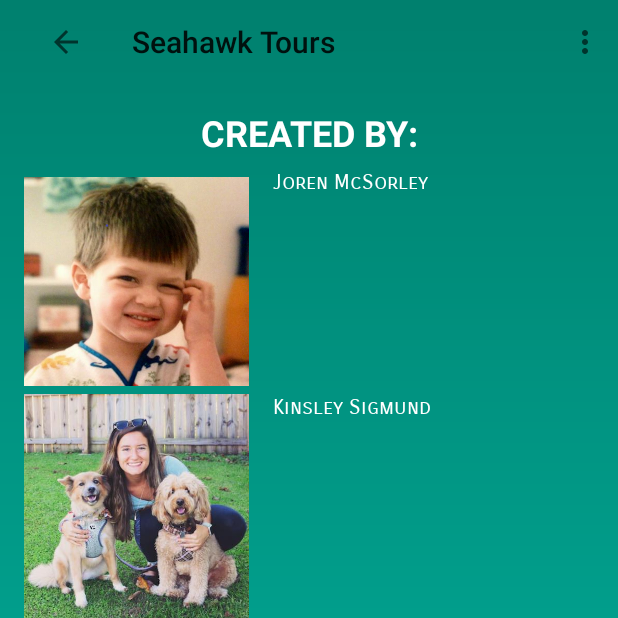
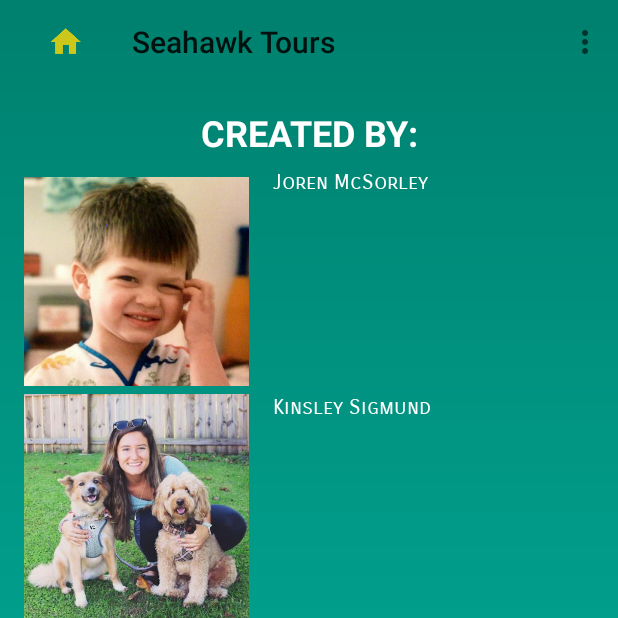
Before and after one commit to kins-sig/CSC-315-Final, an Android app: the screen it shows after launch (AboutActivity), in the options menu, after a tap on "About", on a phone screen of 412 x 824 dp, the top half of it. Run offline under Robolectric (Android 15) with nearby library versions, the light colour scheme and no system bars.

Commit message:
Changed the up feature to use the home icon.

```diff
--- a/app/src/main/AndroidManifest.xml
+++ b/app/src/main/AndroidManifest.xml
@@ -17,7 +17,6 @@
             </intent-filter>
         </activity>
         <activity android:name=".BuildingActivity"
-            android:label="@string/title_activity_cis">
             android:parentActivityName=".MainActivity">
         </activity>
         <activity android:name=".AboutActivity"
--- a/app/src/main/java/edu/uncw/seahawktours/AboutActivity.java
+++ b/app/src/main/java/edu/uncw/seahawktours/AboutActivity.java
@@ -23,11 +23,13 @@ public class AboutActivity extends AppCompatActivity {
     protected void onCreate(Bundle savedInstanceState) {
         super.onCreate(savedInstanceState);
         setContentView(R.layout.activity_about);
+
         Toolbar toolbar = findViewById(R.id.toolbar);
         setSupportActionBar(toolbar);
         ActionBar actionBar = getSupportActionBar();
         if (actionBar == null) throw new AssertionError();
         actionBar.setDisplayHomeAsUpEnabled(true);
+
         TextView link = findViewById(R.id.uncw_buildings_website);
         SpannableString ss = new SpannableString(getString(R.string.uncw_buildings_website_text));
         ClickableSpan clickableSpan = new ClickableSpan() {
--- a/app/src/main/java/edu/uncw/seahawktours/BuildingActivity.java
+++ b/app/src/main/java/edu/uncw/seahawktours/BuildingActivity.java
@@ -29,11 +29,13 @@ public class BuildingActivity extends AppCompatActivity {
         TextView buildingCaption = findViewById(R.id.building_caption);
         TextView buildingDescription = findViewById(R.id.building_description);
         TextView link = findViewById(R.id.building_url);
+
         Toolbar toolbar = findViewById(R.id.toolbar);
         setSupportActionBar(toolbar);
         ActionBar actionBar = getSupportActionBar();
         if (actionBar == null) throw new AssertionError();
         actionBar.setDisplayHomeAsUpEnabled(true);
+
         String url = null;
         Bundle bundle = getIntent().getExtras();
         assert bundle != null;
--- a/app/src/main/java/edu/uncw/seahawktours/MainActivity.java
+++ b/app/src/main/java/edu/uncw/seahawktours/MainActivity.java
@@ -3,6 +3,7 @@ package edu.uncw.seahawktours;
 import android.content.Intent;
 import android.media.MediaPlayer;
 import android.os.Bundle;
+import android.support.v7.app.ActionBar;
 import android.support.v7.app.AppCompatActivity;
 import android.view.Menu;
 import android.view.MenuItem;
@@ -22,8 +23,13 @@ public class MainActivity extends AppCompatActivity {
         ArrayAdapter<String> spinnerArrayAdapter = new ArrayAdapter<>(this, android.R.layout.simple_spinner_item, spinnerArray);
         spinnerArrayAdapter.setDropDownViewResource(android.R.layout.simple_spinner_dropdown_item);
         buildings.setAdapter(spinnerArrayAdapter);
+
         Toolbar toolbar = findViewById(R.id.toolbar);
         setSupportActionBar(toolbar);
+        ActionBar actionBar = getSupportActionBar();
+        if (actionBar == null) throw new AssertionError();
+        actionBar.setDisplayHomeAsUpEnabled(false);
+
     }
 
     @Override
--- a/app/src/main/res/values-v21/styles.xml
+++ b/app/src/main/res/values-v21/styles.xml
@@ -7,6 +7,7 @@
         <item name="colorPrimaryDark">@color/color_primary_dark</item>
         <item name='colorAccent'>@color/uncw_yellow</item>
         <item name="android:textColor">@color/navy</item>
+        <item name="navigationIcon">@drawable/ic_home</item>
     </style>
 
 </resources>
```
Also changed, not shown: app/src/main/java/edu/uncw/seahawktours/Building.java (line endings or trailing spaces).
